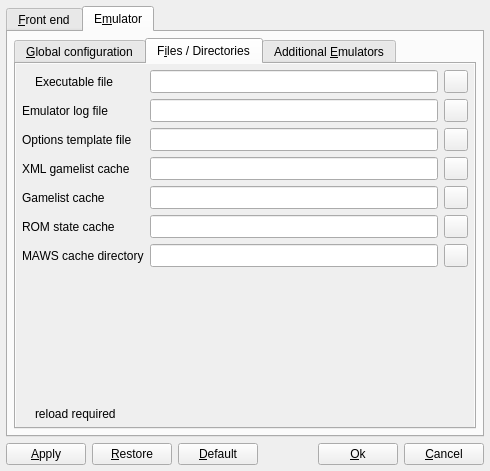
Above: options.ui from qmc2/qmc2-mame-fe before the change. Below: the same form after it.
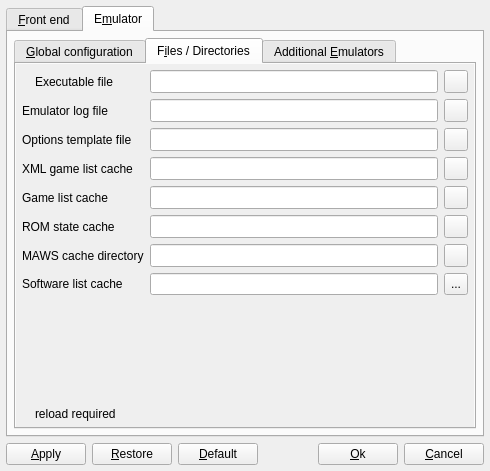
That is the form after the change. The open tabs and pages were chosen to show the change. Icons and pictures are not drawn.

Commit message: wip: MESS software lists: an intermediate update to the work done so far

The edit to the form file:
```diff
--- a/options.ui
+++ b/options.ui
@@ -3392,8 +3392,8 @@
                <rect>
                 <x>0</x>
                 <y>0</y>
-                <width>189</width>
-                <height>247</height>
+                <width>655</width>
+                <height>704</height>
                </rect>
               </property>
               <layout class="QGridLayout" name="gridLayout_8">
@@ -3536,7 +3536,7 @@
                  <item row="3" column="0">
                   <widget class="QLabel" name="labelListXMLCache">
                    <property name="text">
-                    <string>XML gamelist cache</string>
+                    <string>XML game list cache</string>
                    </property>
                   </widget>
                  </item>
@@ -3573,7 +3573,7 @@
                  <item row="4" column="0">
                   <widget class="QLabel" name="labelGamelistCacheFile">
                    <property name="text">
-                    <string>Gamelist cache</string>
+                    <string>Game list cache</string>
                    </property>
                   </widget>
                  </item>
@@ -3644,20 +3644,20 @@
                    </property>
                   </widget>
                  </item>
-                 <item row="7" column="0" colspan="3">
-                  <spacer name="spacer11">
-                   <property name="orientation">
-                    <enum>Qt::Vertical</enum>
-                   </property>
-                   <property name="sizeHint" stdset="0">
-                    <size>
-                     <width>20</width>
-                     <height>20</height>
-                    </size>
-                   </property>
-                  </spacer>
-                 </item>
                  <item row="8" column="0" colspan="3">
+                  <spacer name="spacer11">
+                   <property name="orientation">
+                    <enum>Qt::Vertical</enum>
+                   </property>
+                   <property name="sizeHint" stdset="0">
+                    <size>
+                     <width>20</width>
+                     <height>20</height>
+                    </size>
+                   </property>
+                  </spacer>
+                 </item>
+                 <item row="9" column="0" colspan="3">
                   <layout class="QHBoxLayout" name="layout17">
                    <item>
                     <widget class="QLabel" name="labelLegend4Pic">
@@ -3733,6 +3733,46 @@
                    </property>
                   </widget>
                  </item>
+                 <item row="7" column="0">
+                  <widget class="QLabel" name="labelSoftwareListCache">
+                   <property name="text">
+                    <string>Software list cache</string>
+                   </property>
+                  </widget>
+                 </item>
+                 <item row="7" column="1">
+                  <widget class="QLineEdit" name="lineEditSoftwareListCache">
+                   <property name="sizePolicy">
+                    <sizepolicy hsizetype="Expanding" vsizetype="Minimum">
+                     <horstretch>0</horstretch>
+                     <verstretch>0</verstretch>
+                    </sizepolicy>
+                   </property>
+                   <property name="toolTip">
+                    <string>MESS software list cache (write)</string>
+                   </property>
+                  </widget>
+                 </item>
+                 <item row="7" column="2">
+                  <widget class="QToolButton" name="toolButtonBrowseSoftwareListCache">
+                   <property name="sizePolicy">
+                    <sizepolicy hsizetype="Fixed" vsizetype="Minimum">
+                     <horstretch>0</horstretch>
+                     <verstretch>0</verstretch>
+                    </sizepolicy>
+                   </property>
+                   <property name="toolTip">
+                    <string>Browse MESS software list cache file</string>
+                   </property>
+                   <property name="text">
+                    <string>...</string>
+                   </property>
+                   <property name="icon">
+                    <iconset resource="qmc2.qrc">
+                     <normaloff>:/data/img/fileopen.png</normaloff>:/data/img/fileopen.png</iconset>
+                   </property>
+                  </widget>
+                 </item>
                 </layout>
                </item>
               </layout>
```
Left out of the diff: 24 changed lines with no effect on the pictures. The commit also changes 9 other files.
